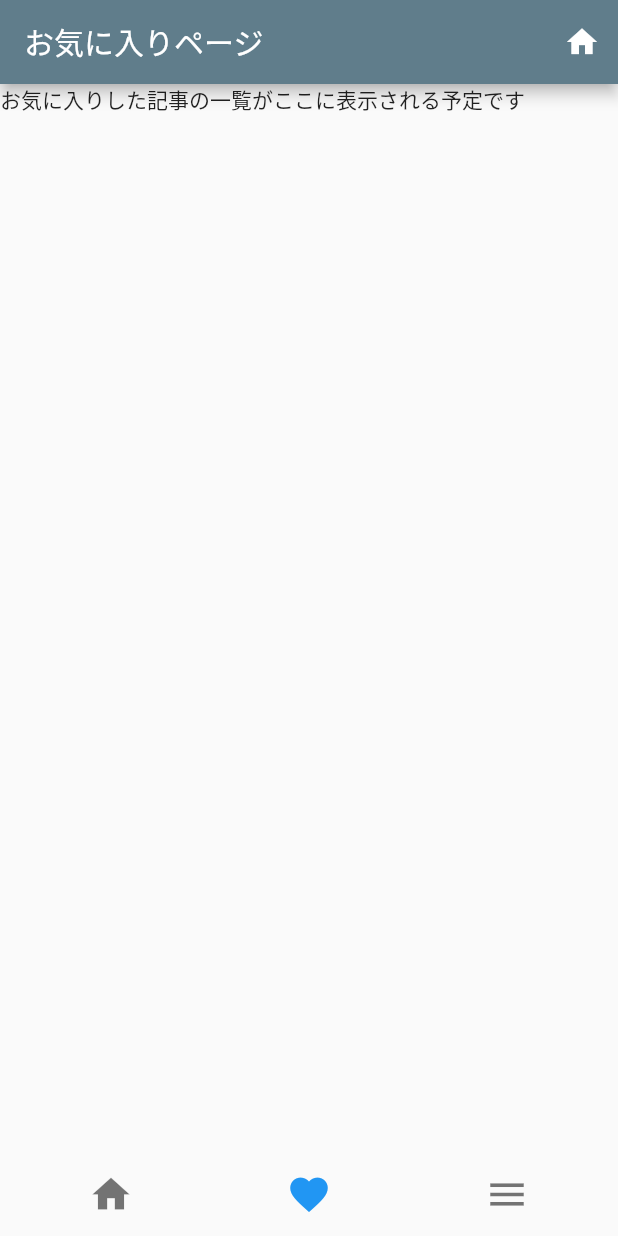
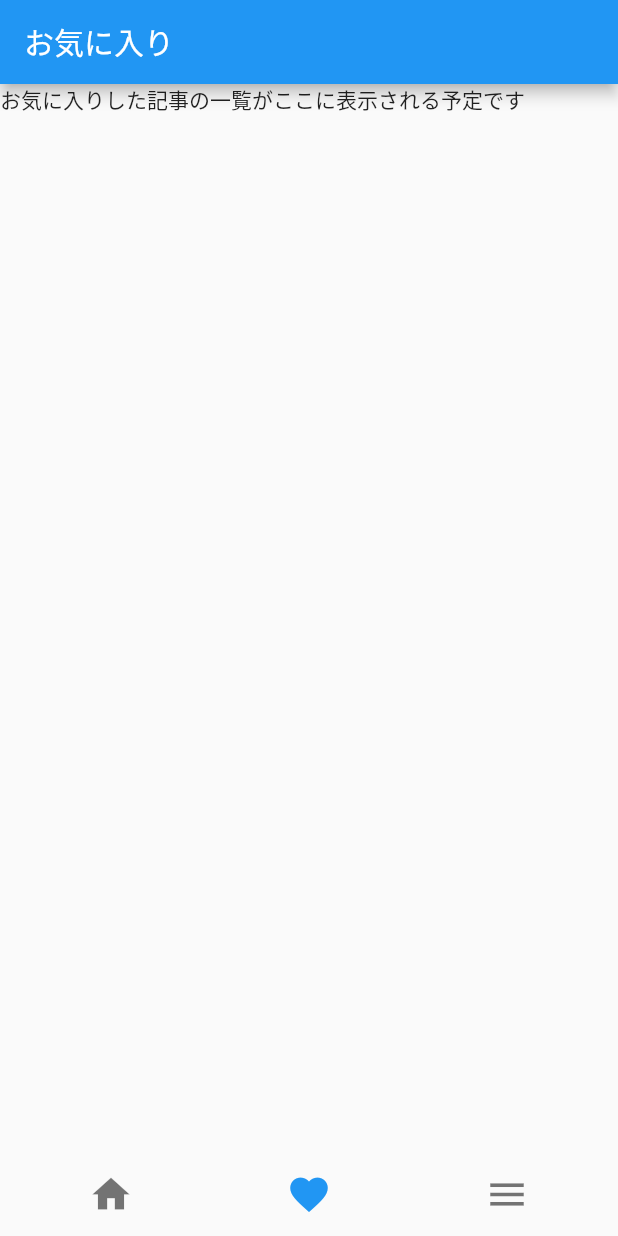
Before and after one commit to aki-moon/TechNewsConcierge-mobile, a Flutter app: the screen it shows after launch, item 2 of the bottom bar chosen, on a phone screen of 412 x 824 dp. Run offline on Flutter 3.47's test engine with Material 2 defaults, Android fonts, the phone set to English and light mode, and no system bars; our stand-ins replace auto_route, flutter_riverpod.

Commit message:
レイアウト微修正

```diff
--- a/lib/favoritePage.dart
+++ b/lib/favoritePage.dart
@@ -10,14 +10,8 @@ class FavoritePage extends ConsumerWidget {
   Widget build(BuildContext context, WidgetRef ref) {
     return Scaffold(
       appBar: AppBar(
-        backgroundColor: Colors.blueGrey,
-        title: const Text("お気に入りページ"),
-        actions: <Widget>[
-          IconButton(
-            icon: const Icon(Icons.home),
-            onPressed: () {},
-          ),
-        ],
+        backgroundColor: Colors.blue,
+        title: const Text("お気に入り"),
       ),
       body: const Text('お気に入りした記事の一覧がここに表示される予定です'),
     );
--- a/lib/main.dart
+++ b/lib/main.dart
@@ -17,12 +17,6 @@ class MyApp extends StatelessWidget {
   @override
   Widget build(BuildContext context) {
     return MaterialApp.router(
-      theme: ThemeData(
-        appBarTheme: const AppBarTheme(color: Colors.blue),
-        colorScheme: ColorScheme.fromSwatch(
-          accentColor: const Color(0xFF13B9FF),
-        ),
-      ),
       routerDelegate: AutoRouterDelegate(
         _appRouter,
         navigatorObservers: () => [MainRouteObserver()],
```
Also changed, not shown: lib/articlePage.dart (+1 -7 lines), lib/menuPage.dart (+1 -7 lines).
